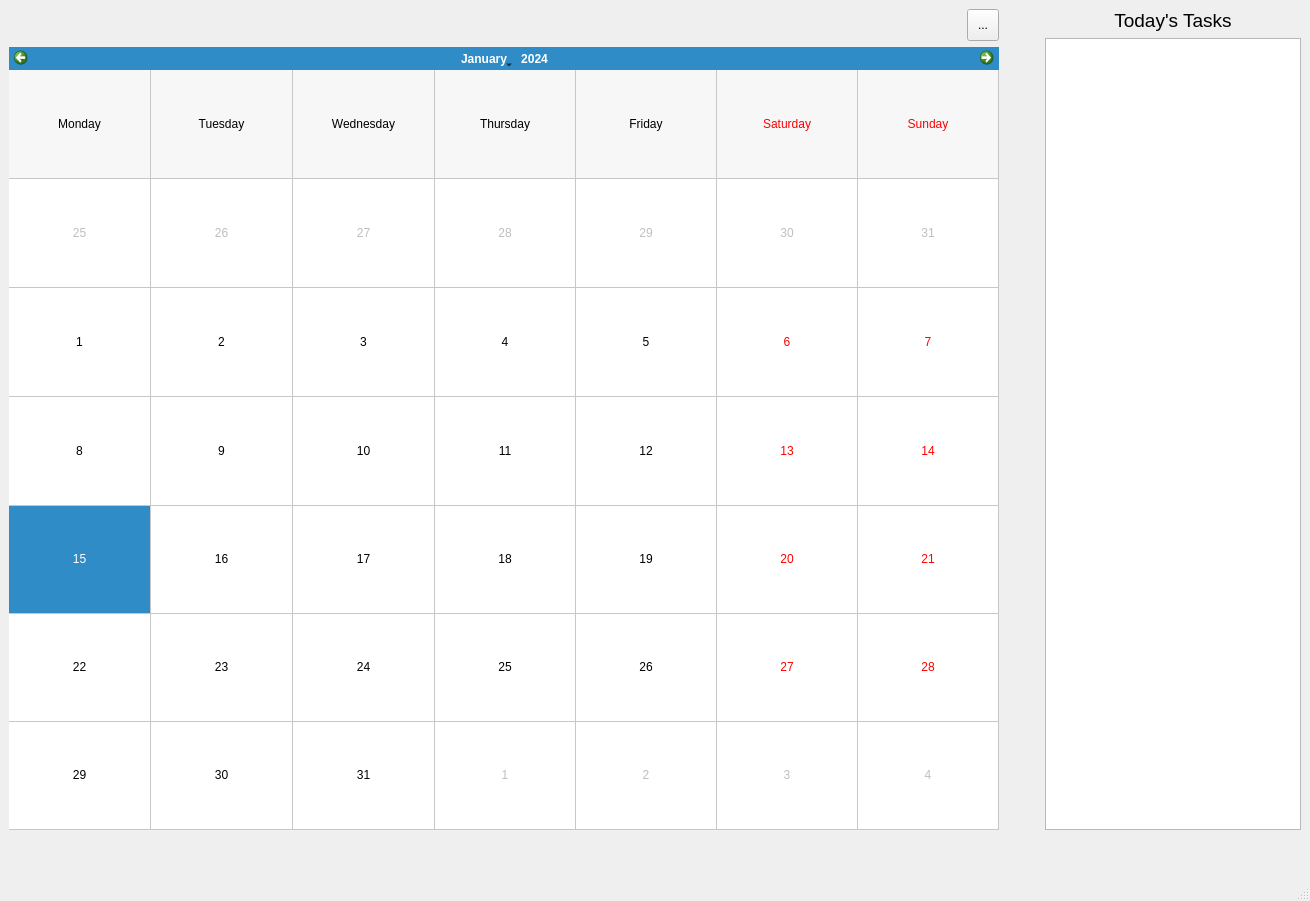
Old version of the form src/qt/mainwindow.ui in the repository Ryan-M-Smith/ScheduleVortex.
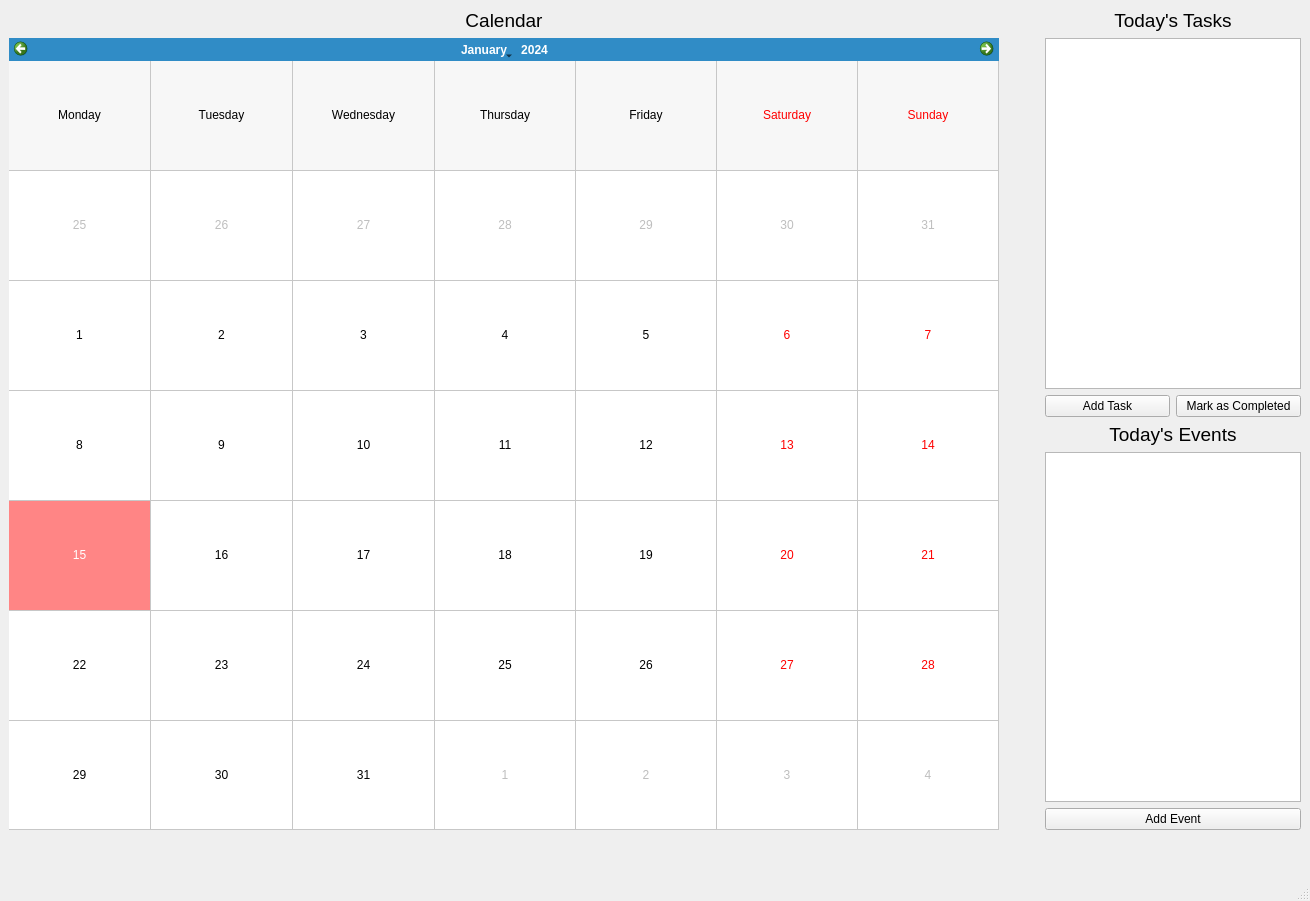
New version of the form.

The edit to the form file:
```diff
--- a/src/qt/mainwindow.ui
+++ b/src/qt/mainwindow.ui
@@ -28,28 +28,9 @@
            <number>0</number>
           </property>
           <item>
-           <spacer name="horizontalSpacer">
-            <property name="orientation">
-             <enum>Qt::Horizontal</enum>
-            </property>
-            <property name="sizeHint" stdset="0">
-             <size>
-              <width>40</width>
-              <height>20</height>
-             </size>
-            </property>
-           </spacer>
-          </item>
-          <item>
-           <widget class="QToolButton" name="btn_addEvent">
-            <property name="minimumSize">
-             <size>
-              <width>32</width>
-              <height>32</height>
-             </size>
-            </property>
+           <widget class="QLabel" name="label_2">
             <property name="text">
-             <string>...</string>
+             <string>&lt;html&gt;&lt;head/&gt;&lt;body&gt;&lt;p align=&quot;center&quot;&gt;&lt;span style=&quot; font-size:14pt;&quot;&gt;Calendar&lt;/span&gt;&lt;/p&gt;&lt;/body&gt;&lt;/html&gt;</string>
             </property>
            </widget>
           </item>
@@ -57,6 +38,9 @@
         </item>
         <item>
          <widget class="QCalendarWidget" name="calendar">
+          <property name="styleSheet">
+           <string notr="true">QTableView{selection-background-color: rgba(255, 0, 0, 50)}</string>
+          </property>
           <property name="gridVisible">
            <bool>true</bool>
           </property>
@@ -127,6 +111,51 @@
           </property>
          </widget>
         </item>
+        <item>
+         <layout class="QHBoxLayout" name="horizontalLayout_4">
+          <property name="bottomMargin">
+           <number>0</number>
+          </property>
+          <item>
+           <widget class="QPushButton" name="btn_addTask">
+            <property name="text">
+             <string>Add Task</string>
+            </property>
+           </widget>
+          </item>
+          <item>
+           <widget class="QPushButton" name="btn_completeTask">
+            <property name="text">
+             <string>Mark as Completed</string>
+            </property>
+           </widget>
+          </item>
+         </layout>
+        </item>
+        <item>
+         <widget class="QLabel" name="label">
+          <property name="text">
+           <string>&lt;html&gt;&lt;head/&gt;&lt;body&gt;&lt;p align=&quot;center&quot;&gt;&lt;span style=&quot; font-size:14pt;&quot;&gt;Today's Events&lt;/span&gt;&lt;/p&gt;&lt;/body&gt;&lt;/html&gt;</string>
+          </property>
+         </widget>
+        </item>
+        <item>
+         <widget class="QListWidget" name="eventList">
+          <property name="sizePolicy">
+           <sizepolicy hsizetype="Preferred" vsizetype="Expanding">
+            <horstretch>0</horstretch>
+            <verstretch>0</verstretch>
+           </sizepolicy>
+          </property>
+         </widget>
+        </item>
+        <item>
+         <widget class="QPushButton" name="btn_addEvent">
+          <property name="text">
+           <string>Add Event</string>
+          </property>
+         </widget>
+        </item>
         <item>
          <spacer name="verticalSpacer_2">
           <property name="orientation">
```
Left out of the diff: 2 changed lines with no effect on the pictures.
